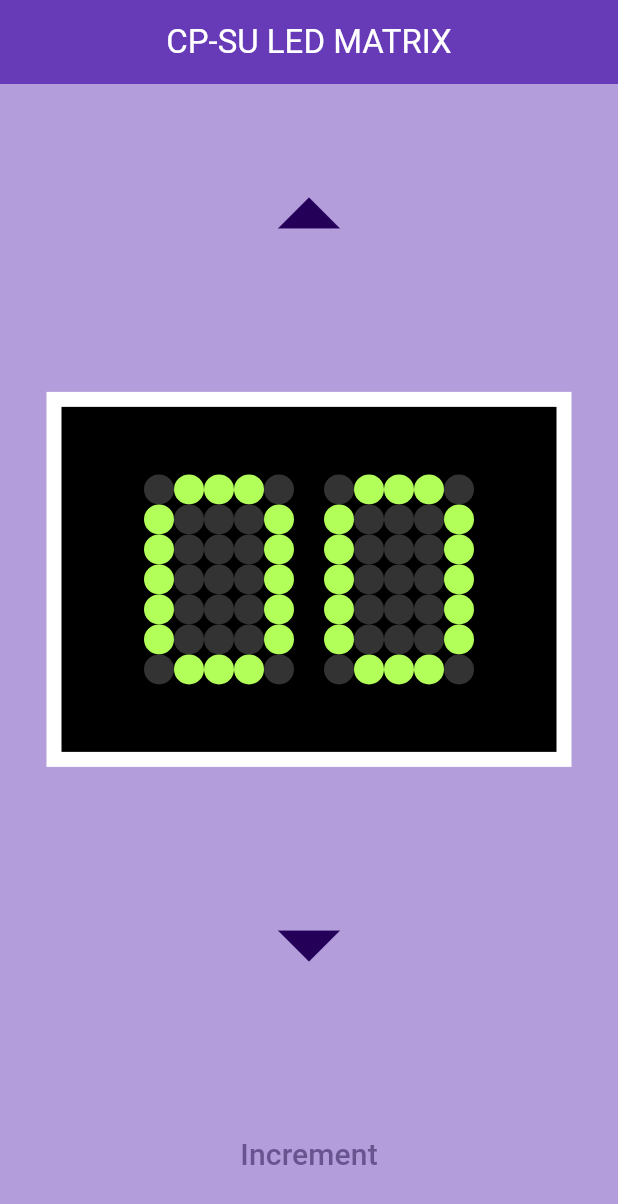
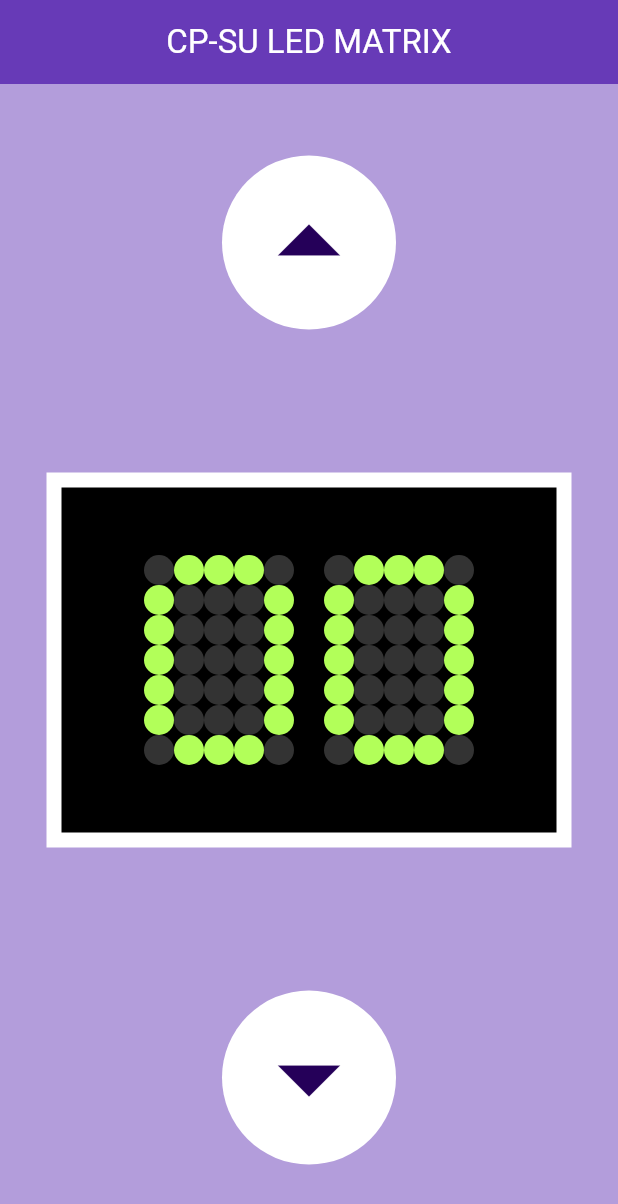
Before and after one commit to 640710522Thanapol/hw4, a Flutter app: the screen it shows after launch, on a phone screen of 412 x 824 dp. Shown: the top 1204 px of the screen. Run offline on Flutter 3.47's test engine with Material 3 defaults, Android fonts, the phone set to English and light mode, and no system bars.

Commit message:
เสร็จแล้วจ้า

```diff
--- a/lib/main.dart
+++ b/lib/main.dart
@@ -10,7 +10,7 @@ class MyApp extends StatelessWidget {
   @override
   Widget build(BuildContext context) {
     return MaterialApp(
-      title: 'Flutter Demo',
+      title: 'นับเลขแบบไทยๆ',
       theme: ThemeData(
         colorScheme: ColorScheme.fromSeed(seedColor: Colors.deepPurple),
         useMaterial3: true,
@@ -47,7 +47,12 @@ class _MyHomepageState extends State<MyHomepage> {
         child: Column(
           mainAxisAlignment: MainAxisAlignment.spaceAround,
           children: [
-            TextButton(
+            Container(
+              decoration: BoxDecoration(
+                color: Colors.white,
+                shape: BoxShape.circle,
+              ),
+              child: TextButton(
                 onPressed: () {
                   setState(() {
                     number++;
@@ -56,10 +61,16 @@ class _MyHomepageState extends State<MyHomepage> {
                     }
                   });
                 },
+                style: ButtonStyle(
+                  shape: MaterialStateProperty.all(
+                    CircleBorder(),
+                  )
+                ),
                 child: Icon(
                   Icons.arrow_drop_up,
                   color: Color(0xFF250059),
                   size: 100,
+                ),
               ),
             ),
             Container(
@@ -91,7 +102,12 @@ class _MyHomepageState extends State<MyHomepage> {
                 ),
               ),
             ),
-            TextButton(
+            Container(
+              decoration: BoxDecoration(
+                color: Colors.white,
+                shape: BoxShape.circle
+              ),
+              child: TextButton(
                 onPressed: () {
                   setState(() {
                     number--;
@@ -105,19 +121,9 @@ class _MyHomepageState extends State<MyHomepage> {
                   color: Color(0xFF250059),
                   size: 100,
                 ),
+                style: ButtonStyle(
+                  shape: MaterialStateProperty.all(CircleBorder()),
                 ),
-            TextButton(
-              onPressed: () {
-                setState(() {
-                  number++;
-                  if (number > 99) {
-                    number = 0;
-                  }
-                });
-              },
-              child: Text(
-                'Increment',
-                style: TextStyle(fontSize: 20),
               ),
             ),
           ],
```
Lines whose indentation alone changed are shown as unchanged.
